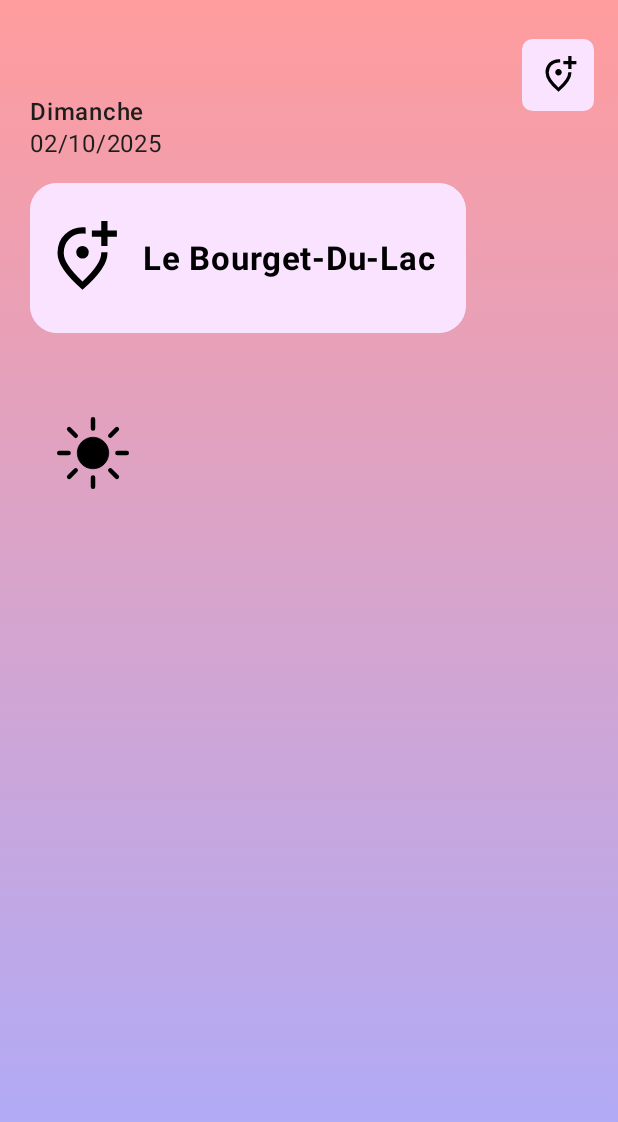
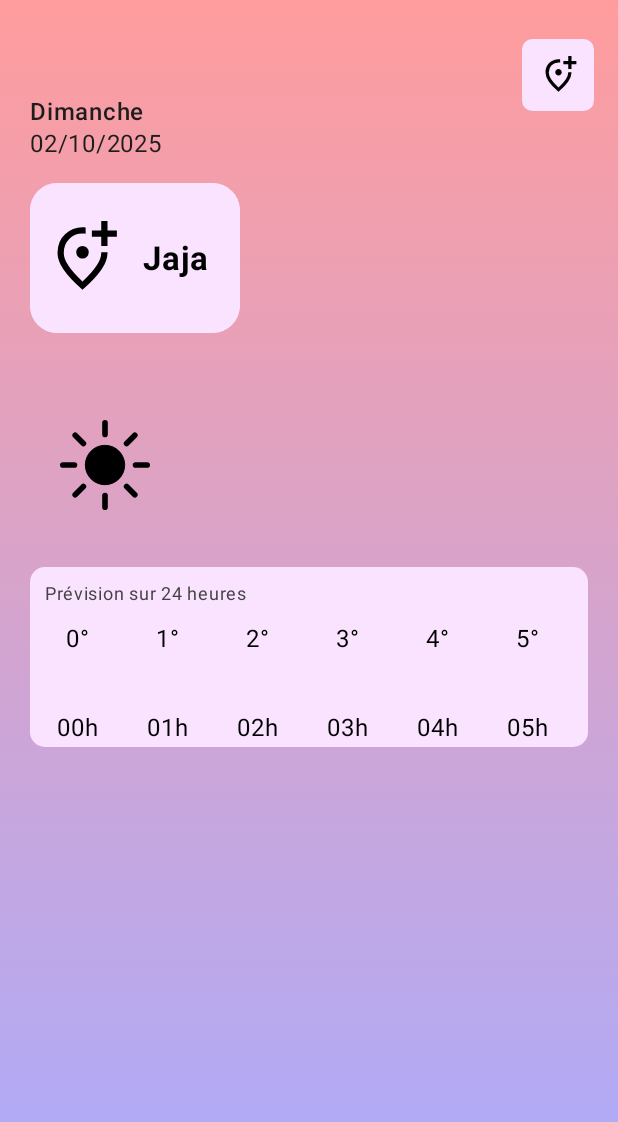
Before and after one commit to Bluz0/WeatherUsmb, an Android app built with Jetpack Compose: the screen it shows after launch (MainActivity), on a phone screen of 412 x 824 dp. Shown: the top 1122 px of the screen. Run offline under Robolectric (Android 15) with nearby library versions, the phone set to English and light mode, and no system bars; libraries missing offline, so code that uses them is left out: androidx.compose.animation.

Commit message:
bug : lazyrow dans un sens

```diff
--- a/app/src/main/java/td/info507/weatherusmb/MainActivity.kt
+++ b/app/src/main/java/td/info507/weatherusmb/MainActivity.kt
@@ -48,8 +48,21 @@ import td.info507.weatherusmb.ui.theme.WeatherUsmbTheme
 import td.info507.weatherusmb.ui.theme.fondBlanc
 import androidx.compose.animation.graphics.res.rememberAnimatedVectorPainter
 import androidx.compose.foundation.clickable
+import androidx.compose.foundation.gestures.scrollable
+import androidx.compose.foundation.horizontalScroll
+import androidx.compose.foundation.layout.Spacer
+import androidx.compose.foundation.lazy.LazyColumn
+import androidx.compose.foundation.lazy.LazyRow
 import androidx.compose.runtime.mutableStateOf
 import androidx.compose.runtime.remember
+import androidx.compose.ui.modifier.modifierLocalConsumer
+import androidx.compose.foundation.lazy.items
+import androidx.compose.foundation.lazy.rememberLazyListState
+import androidx.compose.material3.contentColorFor
+import androidx.compose.runtime.LaunchedEffect
+import androidx.compose.runtime.snapshotFlow
+import androidx.compose.ui.layout.ModifierLocalBeyondBoundsLayout
+import androidx.compose.ui.input.pointer.pointerInput
 
 
 class MainActivity : ComponentActivity() {
@@ -130,7 +143,7 @@ fun MainWeatherScreen(){
             ) {
                 Text(
                     // TODO : remplacer texte par api
-                    text = "Le Bourget-Du-Lac",
+                    text = "Jaja",
                     style = MaterialTheme.typography.bodyLarge.copy(
                         fontWeight = FontWeight.Bold,
                         fontSize = 22.sp
@@ -147,14 +160,74 @@ fun MainWeatherScreen(){
             Icon(
                 painterResource(R.drawable.clear_day),
                 "",
-                modifier = Modifier
+                modifier = Modifier.size(80.dp)
             )
+
+        }
+
+        Column(modifier = Modifier.paddingFromBaseline(400.dp).fillMaxWidth().height(120.dp).padding(20.dp,0.dp,20.dp,0.dp).background(fondBlanc, shape = RoundedCornerShape(10.dp))){
+            Text("Prévision sur 24 heures",
+                style = MaterialTheme.typography.labelSmall.copy(
+                    fontWeight = FontWeight.Normal,
+                    fontSize = 12.sp
+
+                ),
+                color = Color(67,67,67),
+                modifier = Modifier.padding(10.dp,10.dp)
+            )
+
+            val testtemp = arrayOf("0°","1°","2°","3°","4°","5°","6°","7°","8°","9°","10°","11°","12°","13°","14°","15°","16°","17°","18°","19°","20°","21°","22°","23°")
+            val hours = arrayOf("00h","01h","02h","03h","04h","05h","06h","07h","08h","09h","10h","11h","12h","13h","14h","15h","16h","17h","18h","19h","20h","21h","22h","23h")
+            val itemWidth = 60.dp
+
+            val listStateTemp = rememberLazyListState()
+            val listStateHour = rememberLazyListState()
+
+
+            // Quand on scroll en haut, ca scroll celui du bas
+            LaunchedEffect(listStateTemp,listStateHour) {
+                snapshotFlow { listStateTemp.firstVisibleItemIndex to listStateTemp.firstVisibleItemScrollOffset }
+                    .collect { (index,offset) ->
+                        listStateHour.scrollToItem(index,offset)
+
+                    }
+
+            }
+
+            LazyRow(state = listStateTemp, modifier = Modifier.fillMaxWidth()) {
+                items(testtemp) {
+                    temp ->
+                    Box(modifier = Modifier.width(itemWidth).padding(4.dp,0.dp,0.dp,0.dp),
+                        contentAlignment = Alignment.Center){
+                        Text(temp, modifier = Modifier)
+                    }
+
+                }
+            }
+
+            Spacer(modifier = Modifier.height(35.dp))
+
+            LazyRow(state = listStateHour) {
+                items(hours){
+                    hour ->
+                    Box(modifier = Modifier.width(itemWidth).padding(4.dp,0.dp,0.dp,0.dp),
+                        contentAlignment = Alignment.Center){
+                        Text(hour)
+                    }
+                }
+            }
 
         }
 
 
     }
 
+
+}
+
+// Param à voir selon type que l'api nous transmet
+@Composable
+fun hourRightNow(heureMtn : String){
 
 }
 
```
